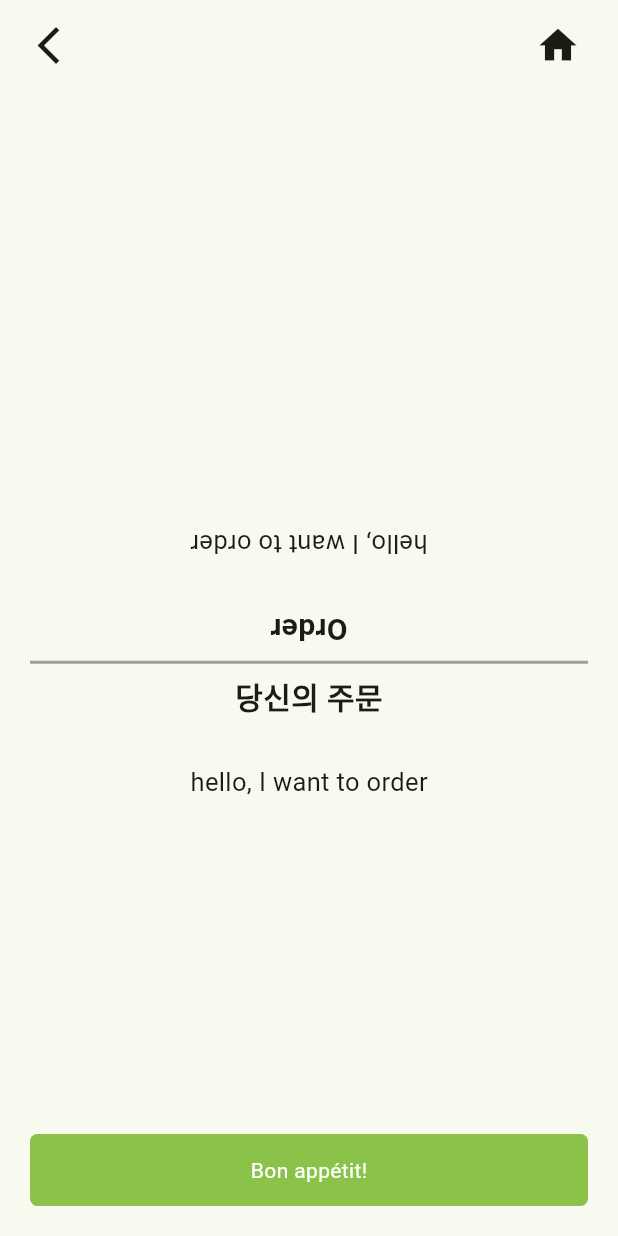
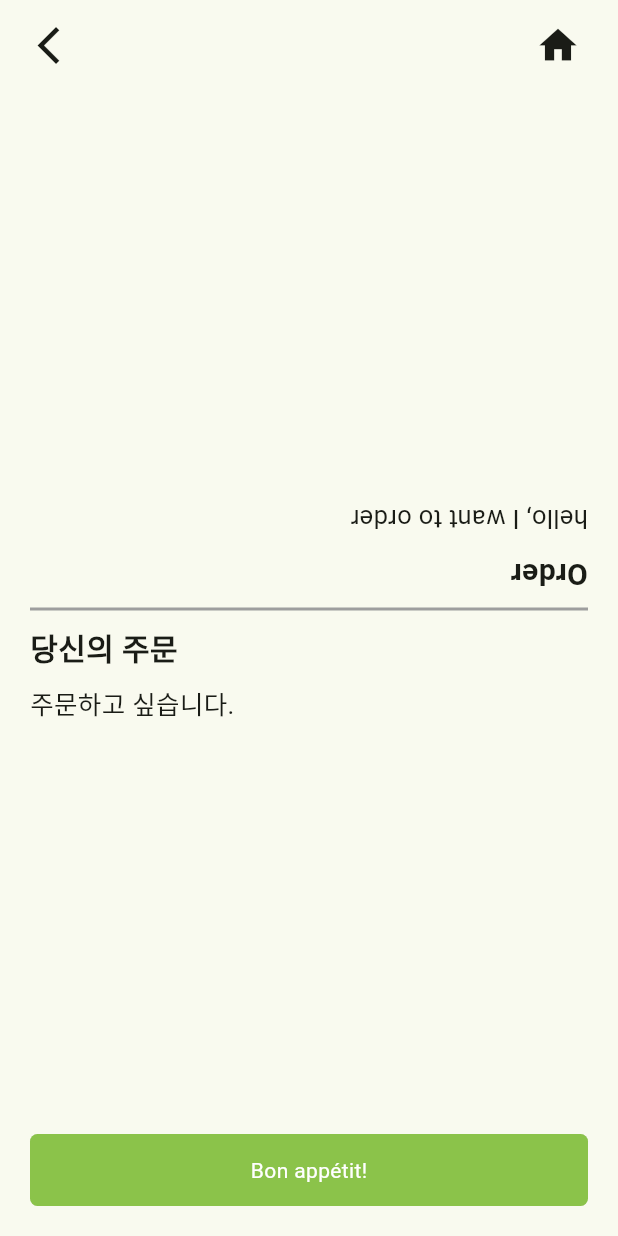
Before and after one commit to Team-FoodiePass/FoodiePass-Android, a Flutter app: the OrderScriptPage screen opened directly, on a phone screen of 412 x 824 dp. Run offline on Flutter 3.47's test engine with Material 3 defaults, Android fonts, the phone set to English and light mode, and no system bars; our stand-ins replace flutter_svg, get, image_picker; project files that could hold a hidden picture were left out.

Commit message:
[#26] fix: order_script_page
- 가운데 정렬 문제 일부 해결

```diff
--- a/lib/pages/order_script_page.dart
+++ b/lib/pages/order_script_page.dart
@@ -8,12 +8,17 @@ class OrderScriptPage extends StatefulWidget {
 }
 
 class OrderScriptPageState extends State<OrderScriptPage> {
+
   @override
   Widget build(BuildContext context) {
+    const double appBarHeight = 60.0;
+    final double screenHeight = MediaQuery.of(context).size.height; // 전체 화면 높이
+    final double bodyHeight = screenHeight - appBarHeight;
+
     return Scaffold(
       appBar: AppBar(
         automaticallyImplyLeading: false,
-        toolbarHeight: 60.0,
+        toolbarHeight: appBarHeight,
         title: Row(
           mainAxisAlignment: MainAxisAlignment.spaceBetween,
           children: [
@@ -24,7 +29,8 @@ class OrderScriptPageState extends State<OrderScriptPage> {
               icon: const Icon(
                 Icons.arrow_back_ios,
                 size: 30,
-                )),
+              ),
+            ),
             IconButton(
               onPressed: () {
                 clickHomeButton();
@@ -32,87 +38,86 @@ class OrderScriptPageState extends State<OrderScriptPage> {
               icon: const Icon(
                 Icons.home,
                 size: 30,
-                ))
+              ),
+            ),
           ],
         ),
       ),
-      body: Column(
-        crossAxisAlignment: CrossAxisAlignment.start,
+      body: Container(
+        height: bodyHeight, // Body의 높이를 AppBar를 제외한 높이로 설정
+        child: Column(
           children: [
             Expanded(
               child: Container(
-              alignment: Alignment.bottomCenter,
-              height: MediaQuery.of(context).size.height,
-              child: SingleChildScrollView(
-                child: Transform(
-                  alignment: Alignment.center,
-                  transform: Matrix4.rotationZ(3.141592),
+                alignment: Alignment.bottomRight,
+                padding: const EdgeInsets.only(right: 20),
                 child: Column(
+                  mainAxisSize: MainAxisSize.min,
+                  crossAxisAlignment: CrossAxisAlignment.end,
                   children: [
-                      Container(
-                        height: 20,
+                    Transform.rotate(
+                      angle: 3.14159, // 텍스트 뒤집기
+                      child: const Text(
+                        "hello, I want to order",
+                        style: TextStyle(fontSize: 17),
                       ),
-                      const Text(
-                        'hello, I want to order',
-                        style: TextStyle(fontSize: 17),
+                    ),
+                    const SizedBox(height: 10),
+                    Transform.rotate(
+                      angle: 3.14159, // 텍스트 뒤집기
+                      child: const Text(
+                        'Order',
+                        style: TextStyle(
+                            fontSize: 20, fontWeight: FontWeight.bold),
+                      ),
+                    ),
+                    const SizedBox(
+                      height: 10,
                     )
                   ],
                 ),
               ),
             ),
+            // 가운데 선 화면 중앙 정렬
+            Center(
+              child: Container(
+                margin: const EdgeInsets.symmetric(horizontal: 20), // 좌우 여백 설정
+                child: const Divider(
+                  thickness: 2,
+                  color: Colors.grey,
+                  height: 0,
                 ),
               ),
+            ),
+            // 하단 텍스트 왼쪽 정렬
+            Expanded(
+              child: Container(
+                alignment: Alignment.topLeft, // 텍스트를 왼쪽 정렬
+                padding: const EdgeInsets.only(left: 20), // 왼쪽 여백 추가
+                child: Column(
+                  mainAxisSize: MainAxisSize.min,
+                  crossAxisAlignment: CrossAxisAlignment.start,
+                  children: [
                     const SizedBox(
                       height: 10,
                     ),
-          Column(
-            children: [
-              Transform(
-                alignment: Alignment.center,
-                transform: Matrix4.rotationZ(3.141592),
-                child: const Text(
-                  'Order',
-                  style: TextStyle(fontSize: 20, fontWeight: FontWeight.bold),
-                ),
-              ),
-              Center(
-                child: Container(
-                  margin: const EdgeInsets.symmetric(horizontal: 20),
-                  child: const Divider(
-                    thickness: 2,
-                    color: Colors.grey,
-                  ),
-                ),
-              ),
                     const Text(
                       '당신의 주문',
-                style: TextStyle(fontSize: 20, fontWeight: FontWeight.bold),
-              )
-            ],
+                      style:
+                          TextStyle(fontSize: 20, fontWeight: FontWeight.bold),
                     ),
-          const SizedBox(
-            height: 10,
+                    const SizedBox(height: 10),
+                    const Text(
+                      "주문하고 싶습니다.",
+                      style: TextStyle(fontSize: 17),
                     ),
-          Expanded(
-            child: Container(
-              alignment: Alignment.topCenter,
-              height: MediaQuery.of(context).size.height,
-              child: SingleChildScrollView(
-                child: Column(
-                  children: [
-                    Container(
-                      height: 20,
-                    ),
-                    const Text(
-                      'hello, I want to order',
-                      style: TextStyle(fontSize: 17),
-                    )
                   ],
                 ),
               ),
             ),
+          const SizedBox(height: 70,)
+          ],
         ),
-        ],
       ),
       floatingActionButton: Container(
         width: double.infinity,
```
Lines whose indentation alone changed are shown as unchanged.
